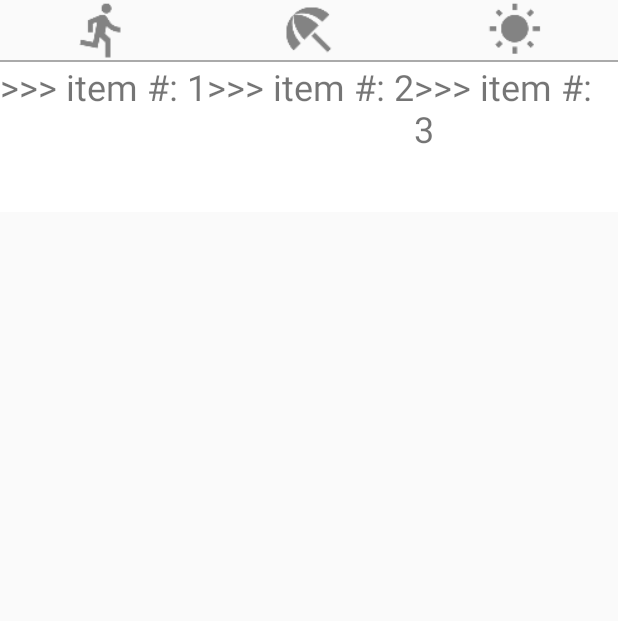
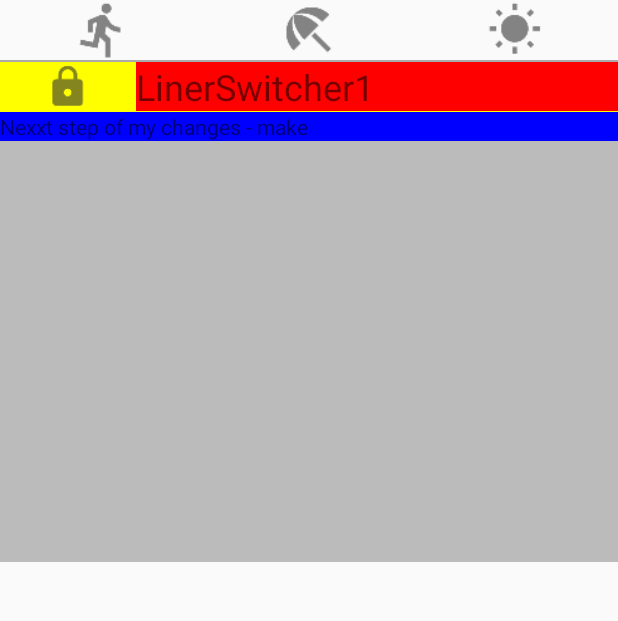
Before and after one commit to sergey-pyatlin/homevideoproject, an Android app: the ScrollPanel screen opened directly, with no data from a screen before it, on a phone screen of 412 x 824 dp, the part 90-711 px from its top. Run offline under Robolectric (Android 15) with nearby library versions, the phone set to English and light mode, and no system bars.

Commit message:
LinearLayout with vertical orientation works fine

```diff
--- a/app/src/main/java/com/testapp/homevideoproject/ScrollPanel.kt
+++ b/app/src/main/java/com/testapp/homevideoproject/ScrollPanel.kt
@@ -41,24 +41,34 @@ class ScrollPanel : AppCompatActivity() {
         tvSwitcher.text = "Nexxt step of my changes - make "
         tvSwitcher.setWidth(600)
         tvSwitcher.setBackgroundColor(Color.BLUE)
-        //linearSwitcher.addView(lineOfSwitcher)
-    //    linearSwitcher.addView(lineOfSwitcher)
+
+        linearSwitcher.addView(lineOfSwitcher)
+        linearSwitcher.addView(tvSwitcher)
 
 //        val inflater = this@ScrollPanel.getSystemService(Context.LAYOUT_INFLATER_SERVICE) as LayoutInflater
  //       val view = inflater.inflate(R.layout.carousel_container, linearSwitcher, false)
  //       linearSwitcher.addView(view)
         //val testLinearLayout: LinearLayout = findViewById(R.id.carousel_container) as LinearLayout
 
-        var ltInflater: LayoutInflater = layoutInflater
+/*        var ltInflater: LayoutInflater = layoutInflater
         var line : LinearLayout = LinearLayout(this@ScrollPanel)
 
         for (x in 1..10 step 1){
             val item : FrameLayout = ltInflater.inflate(R.layout.carousel_container, line, false) as FrameLayout
+
             val tvName = item.findViewById<TextView>(R.id.tvName)
             var strS:String = ">>> item #: $x"
+            if (x==1)
+                tvName.setBackgroundColor(Color.RED)
+            if (x==2)
+                tvName.setBackgroundColor(Color.YELLOW)
+            if (x==3)
+                tvName.setBackgroundColor(Color.BLUE)
             tvName.setText(strS)
             line.addView(item)
+
+
         }
-        linearSwitcher.addView(line)
+        linearSwitcher.addView(line)*/
     }
 }
--- a/app/src/main/res/layout/activity_scroll_panel.xml
+++ b/app/src/main/res/layout/activity_scroll_panel.xml
@@ -85,10 +85,10 @@
                 </LinearLayout>
                 <LinearLayout
                     android:id="@+id/linearSwitcher"
-                    android:orientation="horizontal"
+                    android:orientation="vertical"
                     android:layout_width="match_parent"
-                    android:layout_height="wrap_content"
-                    android:background="#FFFFFF">
+                    android:layout_height="500px"
+                    android:background="#BBBBBB">
                 </LinearLayout>
             </LinearLayout>
         </ScrollView>
--- a/app/src/main/res/layout/carousel_container.xml
+++ b/app/src/main/res/layout/carousel_container.xml
@@ -2,13 +2,13 @@
 <FrameLayout
         xmlns:android="http://schemas.android.com/apk/res/android"
         android:layout_width="match_parent"
-        android:layout_height="wrap_content">
+        android:layout_height="match_parent"
+        android:orientation="vertical">
         <TextView
             android:id="@+id/tvName"
             android:layout_width="match_parent"
-            android:layout_height="100dp"
+            android:layout_height="50dp"
             android:text="TextView"
-            android:layout_gravity="top|center_horizontal"
             android:textSize="24sp">
         </TextView>
 </FrameLayout>
```
